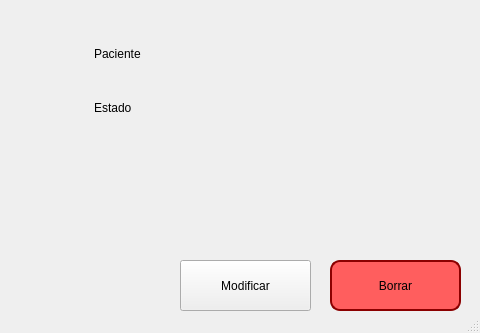
Damapa03/Veterinaria, file ui/recetas_information.ui: the form before one commit; both pictures show x 320 to 800 and y 0 to 333 of the 800 by 333 pixel window.
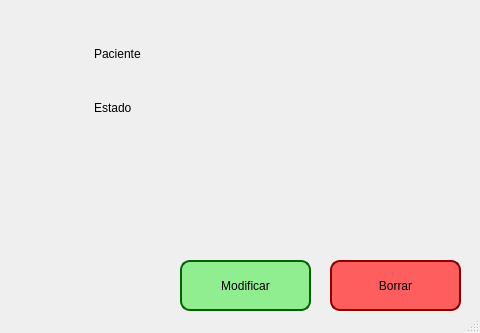
The form after the commit.

```diff
--- a/ui/recetas_information.ui
+++ b/ui/recetas_information.ui
@@ -53,6 +53,23 @@
       <height>51</height>
      </rect>
     </property>
+    <property name="styleSheet">
+     <string notr="true">QPushButton {
+    background-color: lightgreen;
+    color: Black;
+    border: 2px solid #006400;
+    border-radius: 10px;
+    padding: 5px;
+}
+
+QPushButton:hover {
+    background-color: #00b300;
+}
+
+QPushButton:pressed {
+    background-color: #004d00;
+}</string>
+    </property>
     <property name="text">
      <string>Modificar</string>
     </property>
```
